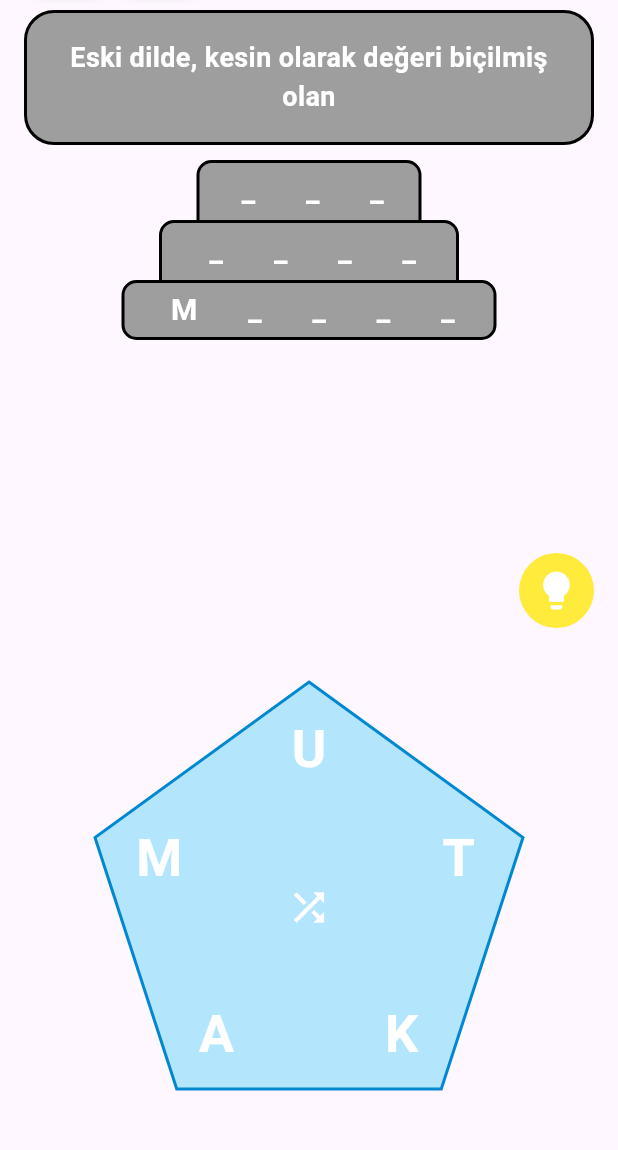
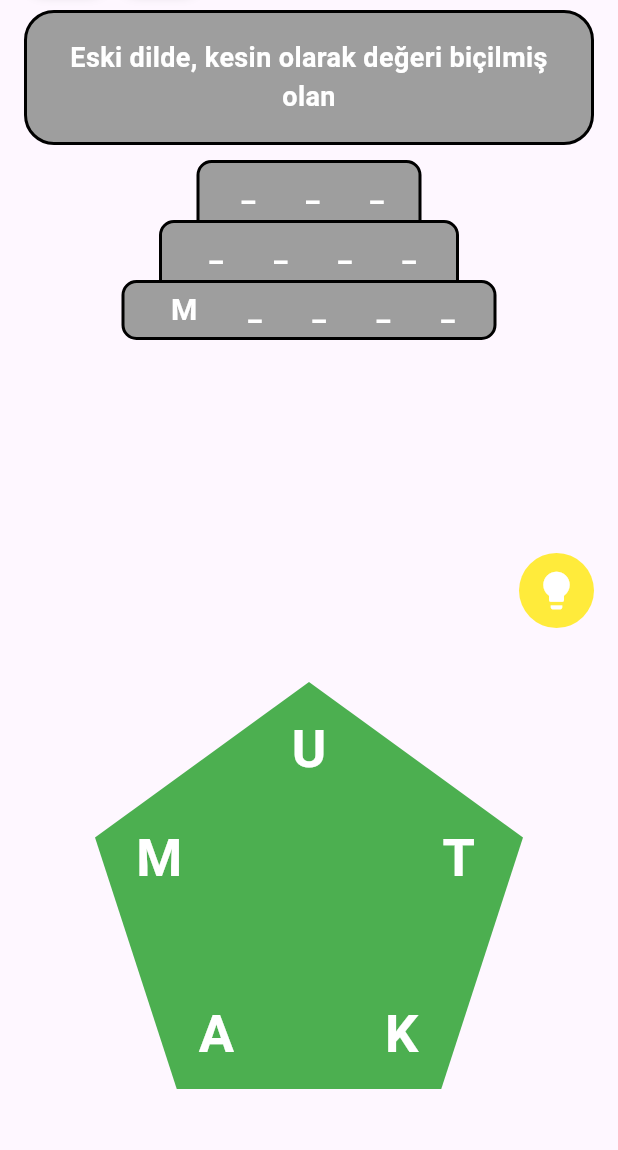
Before and after one commit to islamkirenli/Piramit-Bulmaca, a Flutter app: the PuzzleGame screen opened directly, after a tap on the "lightbulb" icon, on a phone screen of 412 x 824 dp, the part 74-1224 px from its top. Run offline on Flutter 3.47's test engine with Material 3 defaults, Android fonts, the phone set to English and light mode, and no system bars; our stand-ins replace lottie, shared_preferences; accounts and stored records are empty.

Commit message:
Game screen animated polygon completed.

```diff
--- /dev/null
+++ b/lib/animated_polygon.dart
@@ -0,0 +1,244 @@
+import 'package:flutter/material.dart';
+import 'dart:math';
+
+class AnimatedPolygonWidget extends StatefulWidget {
+  final double initialSides;
+  final double size;
+  final Color color;
+  final List<String> letters; // Gösterilecek harfler
+  final List<int> selectedIndexes; // Seçilen harflerin indeksleri
+  final List<Offset> linePoints;
+  final Offset? temporaryLineEnd;
+
+  const AnimatedPolygonWidget({
+    Key? key,
+    this.initialSides = 7.0,
+    this.size = 200,
+    this.color = Colors.blue,
+    required this.letters,
+    required this.selectedIndexes,
+    required this.linePoints,
+    this.temporaryLineEnd,
+  }) : super(key: key);
+
+  @override
+  AnimatedPolygonWidgetState createState() => AnimatedPolygonWidgetState();
+}
+
+class AnimatedPolygonWidgetState extends State<AnimatedPolygonWidget>
+    with SingleTickerProviderStateMixin {
+  late AnimationController _controller;
+  late Animation<double> _sidesAnimation;
+  late double _currentSides;
+
+
+  @override
+  void initState() {
+    super.initState();
+    _currentSides = widget.initialSides;
+
+    _controller = AnimationController(
+      vsync: this,
+      duration: const Duration(milliseconds: 500),
+    );
+
+    _sidesAnimation = Tween<double>(
+      begin: _currentSides,
+      end: _currentSides,
+    ).animate(
+      CurvedAnimation(parent: _controller, curve: Curves.easeInOut),
+    );
+  }
+
+  /// Kenar sayısını azaltma işlemi, dışarıdan tetiklenebilir hale getirildi.
+  void reduceSides() {
+    print("reduce çağrıldı");
+    if (_currentSides > 3) {
+      setState(() {
+        _currentSides--; // Kenar sayısını azalt
+        _sidesAnimation = Tween<double>(
+          begin: _sidesAnimation.value, // Mevcut değer
+          end: _currentSides,          // Yeni değer
+        ).animate(
+          CurvedAnimation(parent: _controller, curve: Curves.easeInOut),
+        );
+      });
+      _controller.forward(from: 0); // Animasyonu yeniden başlat
+    }
+  }
+
+  void setSides(double newSides) {
+    setState(() {
+      _currentSides = newSides;
+      _sidesAnimation = Tween<double>(
+        begin: _sidesAnimation.value,
+        end: _currentSides,
+      ).animate(
+        CurvedAnimation(parent: _controller, curve: Curves.easeInOut),
+      );
+    });
+  }
+
+
+  @override
+  void dispose() {
+    _controller.dispose();
+    super.dispose();
+  }
+
+  @override
+  Widget build(BuildContext context) {
+    return AnimatedBuilder(
+      animation: _sidesAnimation, // Animasyonu dinleyen yapı
+      builder: (context, child) {
+        return CustomPaint(
+          size: Size(widget.size, widget.size),
+          painter: PolygonPainter(
+            sides: _sidesAnimation.value, // Güncel kenar sayısı
+            color: widget.color,          // Çokgenin rengi
+            letters: widget.letters,
+            selectedIndexes: widget.selectedIndexes,
+            linePoints: widget.linePoints,
+            temporaryLineEnd: widget.temporaryLineEnd,
+          ),
+        );
+      },
+    );
+  }
+}
+
+class PolygonPainter extends CustomPainter {
+  final double sides;
+  final Color color;
+  final List<String> letters; // Gösterilecek harfler
+  final List<int> selectedIndexes; // Seçilen harflerin indeksleri
+  final List<Offset> linePoints;
+  final Offset? temporaryLineEnd;
+
+  PolygonPainter({
+    required this.sides,
+    required this.color,
+    required this.letters,
+    required this.selectedIndexes,
+    required this.linePoints,
+    this.temporaryLineEnd,
+  });
+
+  @override
+  void paint(Canvas canvas, Size size) {
+    final Paint paint = Paint()
+      ..color = color
+      ..style = PaintingStyle.fill;
+
+    final Path path = Path();
+    final double radius = min(size.width, size.height) / 2;
+    final Offset center = Offset(size.width / 2, size.height / 2);
+
+    // Çokgenin kenarlarını çizin
+    for (int i = 0; i < sides; i++) {
+      final double angle = (i * 2 * pi / sides) - (pi / 2);
+      final double x = center.dx + radius * cos(angle);
+      final double y = center.dy + radius * sin(angle);
+      if (i == 0) {
+        path.moveTo(x, y);
+      } else {
+        path.lineTo(x, y);
+      }
+    }
+    path.close();
+    canvas.drawPath(path, paint);
+
+    // Çizgi boyama için
+    final linePaint = Paint()
+      ..color = Colors.red
+      ..strokeWidth = 2.0
+      ..style = PaintingStyle.stroke;
+
+    // Çemberlerin yarıçapı
+    final circleRadius = 20.0;
+
+    // Çizilen harfler arasındaki çizgiler
+    for (int i = 0; i < linePoints.length - 1; i++) {
+      final start = _getCircleEdge(linePoints[i], linePoints[i + 1], circleRadius);
+      final end = _getCircleEdge(linePoints[i + 1], linePoints[i], circleRadius);
+      canvas.drawLine(start, end, linePaint);
+    }
+
+    // Geçici çizgi
+    if (linePoints.isNotEmpty && temporaryLineEnd != null) {
+      final start = _getCircleEdge(linePoints.last, temporaryLineEnd!, circleRadius);
+      canvas.drawLine(start, temporaryLineEnd!, linePaint);
+    }
+
+    // Seçilen harfler için çemberleri çiz
+    final circlePaintFill = Paint()
+      ..color = const Color.fromARGB(255, 39, 225, 45) // Çokgenin dolgu rengi
+      ..style = PaintingStyle.fill;
+
+    final circlePaintStroke = Paint()
+      ..color = const Color.fromARGB(255, 44, 78, 61) // Çokgenin kenar rengi
+      ..style = PaintingStyle.stroke
+      ..strokeWidth = 2.0;
+
+    for (int i = 0; i < linePoints.length; i++) {
+      // Çemberi doldur
+      canvas.drawCircle(linePoints[i], circleRadius, circlePaintFill);
+      // Çemberin kenarını çiz
+      canvas.drawCircle(linePoints[i], circleRadius, circlePaintStroke);
+    }
+
+    // Harfleri çizmek için her köşeye yerleştir
+    final TextPainter textPainter = TextPainter(
+      textAlign: TextAlign.center,
+      textDirection: TextDirection.ltr,
+    );
+
+    List<Offset> selectedPoints = []; // Seçilen noktaların pozisyonları
+
+    for (int i = 0; i < sides; i++) {
+      final adjustmentFactor = 0.7;
+      final dx = center.dx + (radius * adjustmentFactor) * cos(-pi / 2 + (2 * pi / letters.length) * i);
+      final dy = center.dy + (radius * adjustmentFactor) * sin(-pi / 2 + (2 * pi / letters.length) * i);
+      final letterPosition = Offset(dx, dy);
+
+      // Seçilen harfler için daire çiz
+      if (selectedIndexes.contains(i)) {
+        final Paint circlePaint = Paint()
+          ..color = Colors.red.withOpacity(0.5) // Daire rengi
+          ..style = PaintingStyle.fill;
+
+        canvas.drawCircle(Offset(dx, dy), 25, circlePaint); // Dairenin boyutu
+        selectedPoints.add(Offset(dx, dy)); // Seçilen noktanın pozisyonunu ekle
+      }
+
+      if (i < letters.length) { // Kelimenin harflerini sırayla çiz
+        textPainter.text = TextSpan(
+          text: letters[i],
+          style: TextStyle(
+            color: Colors.white,
+            fontSize: 35,
+            fontWeight: FontWeight.bold,
+          ),
+        );
+
+        textPainter.layout();
+        final offset = Offset(
+        letterPosition.dx - textPainter.width / 2,
+        letterPosition.dy - textPainter.height / 2,
+      );
+      textPainter.paint(canvas, offset);
+      }
+    }
+  }
+
+  Offset _getCircleEdge(Offset center, Offset target, double radius) {
+    final vector = target - center;
+    final normalized = vector / vector.distance;
+    return center + normalized * radius;
+  }
+
+  @override
+  bool shouldRepaint(covariant CustomPainter oldDelegate) {
+    return true;
+  }
+}
--- a/lib/puzzle_game.dart
+++ b/lib/puzzle_game.dart
@@ -5,11 +5,11 @@ import 'game_over_dialog.dart'; // Pop-up için ayrı dosya
 import 'puzzle_data.dart'; // puzzleData'yı içe aktar
 import 'next_level_dialog.dart';
 import 'section_colors.dart'; // Renk haritası dosyasını dahil edin
-import 'dynamic_polygon_painter.dart'; // Çokgen çizim dosyası
 import 'package:shared_preferences/shared_preferences.dart';
 import 'app_bar_stats.dart'; // AppBarStats bileşenini dahil edin
 import 'settings.dart';
 import 'global_properties.dart';
+import 'animated_polygon.dart';
 
 
 void main() {
@@ -59,6 +59,10 @@ class _PuzzleGameState extends State<PuzzleGame> with WidgetsBindingObserver {
   List<int> revealedIndexes = []; // Açılan harflerin indekslerini saklar
   List<int> revealedIndexesForCurrentWord = []; // Mevcut kelimenin açılan harfleri
   bool isDataLoaded = false; // Veri yüklenme durumu
+
+  final GlobalKey<AnimatedPolygonWidgetState> _polygonKey =
+    GlobalKey<AnimatedPolygonWidgetState>();
+
 
 
   @override
@@ -298,42 +302,15 @@ class _PuzzleGameState extends State<PuzzleGame> with WidgetsBindingObserver {
                   onLetterDrag(localPosition);
                 },
                 onPanEnd: (_) => onDragEnd(),
-                child: Stack(
-                  alignment: Alignment.center,
-                  children: [
-                    CustomPaint(
-                      size: Size(300, 300),
-                      painter: DynamicPolygonPainter(
+                child: AnimatedPolygonWidget(
+                  key: _polygonKey,
+                  initialSides: shuffledLetters.length.toDouble(),
+                  size: 300,
+                  color: Colors.green,
                   letters: shuffledLetters,
+                  selectedIndexes: visitedIndexes, // Seçilen harflerin indeksleri
                   linePoints: linePoints,
                   temporaryLineEnd: temporaryLineEnd,
-                        polygonFillColor:
-                            sectionColors[currentPuzzle]?['inside'] ??
-                                Colors.grey,
-                        polygonStrokeColor:
-                            sectionColors[currentPuzzle]?['border'] ??
-                                Colors.black,
-                        polygonStrokeWidth: 2.0,
-                      ),
-                    ),
-                    Positioned(
-                      child: GestureDetector(
-                        onTap: shuffleLetters,
-                        child: Container(
-                          width: 50,
-                          height: 50,
-                          decoration: BoxDecoration(
-                            shape: BoxShape.circle,
-                          ),
-                          child: Icon(
-                            Icons.shuffle,
-                            color: Colors.white,
-                            size: 30,
-                          ),
-                        ),
-                      ),
-                    ),
-                  ],
                 ),
               ),
             ),
@@ -400,7 +377,6 @@ class _PuzzleGameState extends State<PuzzleGame> with WidgetsBindingObserver {
 
   void onDragEnd() {
     if (GlobalProperties.remainingLives.value == 0) {
-      // Eğer hak sıfırsa kullanıcı oynayamaz
       setState(() {
         feedbackMessage = "Kalan hak yok! Ekstra hak almanız gerekiyor.";
       });
@@ -431,6 +407,8 @@ class _PuzzleGameState extends State<PuzzleGame> with WidgetsBindingObserver {
         if (!correctWords.contains(correctWord)) {
           correctWords.add(correctWord);
         }
+
+        _polygonKey.currentState?.reduceSides(); // Kenar sayısını azalt
         if (currentIndex < puzzleSections[currentMainSection]![currentSubSection]!.length - 1) {
           currentIndex++;
           revealedIndexesForCurrentWord.clear();
@@ -441,29 +419,21 @@ class _PuzzleGameState extends State<PuzzleGame> with WidgetsBindingObserver {
               puzzleSections[currentMainSection]![currentSubSection]![currentIndex]['word']!.split('');
           shuffleLetters();
         } else {
-          // Bölüm tamamlandığında yapılacak işlemler
+          // Bölüm tamamlandı
+          if (correctWords.length ==
+              puzzleSections[currentMainSection]![currentSubSection]!.length) {
+            int maxWordLength = puzzleSections[currentMainSection]![currentSubSection]!
+                .map((wordData) => wordData['word']!.length)
+                .reduce((a, b) => a > b ? a : b);
+
+            // Çokgen kenarlarını güncellemek için bir callback'e bırak
             showNextLevelDialog(
               context,
               currentMainSection,
               currentSubSection,
               () {
-              setState(() {
-                String? nextSubSection =
-                    getNextSubSection(currentMainSection, currentSubSection);
-                if (nextSubSection != null) {
-                  currentSubSection = nextSubSection;
-                } else {
-                  List<String> mainSections = puzzleSections.keys.toList();
-                  int currentMainIndex = mainSections.indexOf(currentMainSection);
-                  if (currentMainIndex + 1 < mainSections.length) {
-                    currentMainSection = mainSections[currentMainIndex + 1];
-                    currentSubSection =
-                        puzzleSections[currentMainSection]!.keys.first;
-                  } else {
-                    // Tüm bölümler tamamlandı
-                    return;
-                  }
-                }
+                _polygonKey.currentState?.setSides(maxWordLength.toDouble());
+                goToNextSection();
                 currentIndex = 0;
                 correctWords.clear();
                 selectedLetters.clear();
@@ -471,7 +441,6 @@ class _PuzzleGameState extends State<PuzzleGame> with WidgetsBindingObserver {
                 linePoints.clear();
                 shuffledLetters = puzzleSections[currentMainSection]![currentSubSection]![currentIndex]['word']!.split('');
                 shuffleLetters();
-              });
               },
               () {
                 Navigator.of(context).pop();
@@ -480,8 +449,9 @@ class _PuzzleGameState extends State<PuzzleGame> with WidgetsBindingObserver {
               saveGameData,
             );
           }
+        }
       } else {
-        GlobalProperties.remainingLives.value = max(0, GlobalProperties.remainingLives.value - 1); // Hakları azalt, sıfırın altına düşmesine izin verme
+        GlobalProperties.remainingLives.value = max(0, GlobalProperties.remainingLives.value - 1);
         saveGameData();
         triggerShakeEffect();
         Future.delayed(Duration(seconds: 1), () {
@@ -505,6 +475,7 @@ class _PuzzleGameState extends State<PuzzleGame> with WidgetsBindingObserver {
       }
     });
   }
+
 
   void triggerShakeEffect() {
     setState(() {
@@ -612,7 +583,15 @@ class _PuzzleGameState extends State<PuzzleGame> with WidgetsBindingObserver {
         selectedLetters.clear();
         visitedIndexes.clear();
         linePoints.clear();
-        shuffledLetters = puzzleSections[currentMainSection]![currentSubSection]![currentIndex]['word']!.split('');
+
+        // Yeni alt bölümdeki en uzun kelimeyi al ve çokgenin kenar sayısını güncelle
+        int maxWordLength = puzzleSections[currentMainSection]![currentSubSection]!
+            .map((wordData) => wordData['word']!.length)
+            .reduce((a, b) => a > b ? a : b);
+        _polygonKey.currentState?.setSides(maxWordLength.toDouble());
+
+        shuffledLetters =
+            puzzleSections[currentMainSection]![currentSubSection]![currentIndex]['word']!.split('');
         shuffledLetters.shuffle(); // Harfleri karıştır
       });
     } else {
@@ -628,7 +607,15 @@ class _PuzzleGameState extends State<PuzzleGame> with WidgetsBindingObserver {
           selectedLetters.clear();
           visitedIndexes.clear();
           linePoints.clear();
-          shuffledLetters = puzzleSections[currentMainSection]![currentSubSection]![currentIndex]['word']!.split('');
+
+          // Yeni ana bölümdeki en uzun kelimeyi al ve çokgenin kenar sayısını güncelle
+          int maxWordLength = puzzleSections[currentMainSection]![currentSubSection]!
+              .map((wordData) => wordData['word']!.length)
+              .reduce((a, b) => a > b ? a : b);
+          _polygonKey.currentState?.setSides(maxWordLength.toDouble());
+
+          shuffledLetters =
+              puzzleSections[currentMainSection]![currentSubSection]![currentIndex]['word']!.split('');
           shuffledLetters.shuffle(); // Harfleri karıştır
         });
       }
@@ -706,67 +693,54 @@ class _PuzzleGameState extends State<PuzzleGame> with WidgetsBindingObserver {
     GlobalProperties.isTimerRunning.value = prefs.getBool('isTimerRunning') ?? false;
   }
 
-
   void showHint() {
     setState(() {
       String currentWord =
           puzzleSections[currentMainSection]![currentSubSection]![currentIndex]['word']!;
 
-      // Henüz açılmamış harflerin indekslerini al
       List<int> unopenedIndexes = List.generate(currentWord.length, (i) => i)
           .where((i) => !revealedIndexesForCurrentWord.contains(i))
           .toList();
 
       if (unopenedIndexes.isNotEmpty) {
-        // Rastgele bir indeksi seç
         int randomIndex = unopenedIndexes[Random().nextInt(unopenedIndexes.length)];
-        revealedIndexesForCurrentWord.add(randomIndex); // Harfi aç
+        revealedIndexesForCurrentWord.add(randomIndex);
       }
 
-      // Tüm harfler açıldıysa kelimeyi doğru kabul et
       if (revealedIndexesForCurrentWord.length == currentWord.length) {
         feedbackMessage = "Doğru tahmin!";
         if (!correctWords.contains(currentWord)) {
           correctWords.add(currentWord);
         }
 
-        // Bir sonraki kelimeye geçiş
+        _polygonKey.currentState?.reduceSides(); // Kenar sayısını azalt
+
         if (currentIndex < puzzleSections[currentMainSection]![currentSubSection]!.length - 1) {
           currentIndex++;
-          revealedIndexesForCurrentWord.clear(); // Açılmış ipuçlarını sıfırla
+          revealedIndexesForCurrentWord.clear();
           selectedLetters.clear();
-          visitedIndexes.clear(); // Ziyaret edilen indeksleri sıfırla
+          visitedIndexes.clear();
           linePoints.clear();
           shuffledLetters =
               puzzleSections[currentMainSection]![currentSubSection]![currentIndex]['word']!.split('');
-          shuffleLetters(); // Yeni kelimeyi karıştır
+          shuffleLetters();
         } else {
-          // Bölüm tamamlandığında yapılacak işlemler
+          revealedIndexesForCurrentWord.clear();
+          // Bölüm tamamlandı
           if (correctWords.length ==
               puzzleSections[currentMainSection]![currentSubSection]!.length) {
+            int maxWordLength = puzzleSections[currentMainSection]![currentSubSection]!
+                .map((wordData) => wordData['word']!.length)
+                .reduce((a, b) => a > b ? a : b);
+
+            // Çokgen kenarlarını güncellemek için bir callback'e bırak
             showNextLevelDialog(
               context,
               currentMainSection,
               currentSubSection,
               () {
-                setState(() {
-                  String? nextSubSection =
-                      getNextSubSection(currentMainSection, currentSubSection);
-                  if (nextSubSection != null) {
-                    currentSubSection = nextSubSection;
-                  } else {
-                    List<String> mainSections = puzzleSections.keys.toList();
-                    int currentMainIndex = mainSections.indexOf(currentMainSection);
-                    if (currentMainIndex + 1 < mainSections.length) {
-                      currentMainSection = mainSections[currentMainIndex + 1];
-                      currentSubSection =
-                          puzzleSections[currentMainSection]!.keys.first;
-                    } else {
-                      // Tüm bölümler tamamlandı
-                      return;
-                    }
-                  }
-
+                _polygonKey.currentState?.setSides(maxWordLength.toDouble());
+                goToNextSection();
                 currentIndex = 0;
                 correctWords.clear();
                 selectedLetters.clear();
@@ -774,7 +748,6 @@ class _PuzzleGameState extends State<PuzzleGame> with WidgetsBindingObserver {
                 linePoints.clear();
                 shuffledLetters = puzzleSections[currentMainSection]![currentSubSection]![currentIndex]['word']!.split('');
                 shuffleLetters();
-                });
               },
               () {
                 Navigator.of(context).pop();
@@ -787,4 +760,5 @@ class _PuzzleGameState extends State<PuzzleGame> with WidgetsBindingObserver {
       }
     });
   }
+
 }
```
Lines whose indentation alone changed are shown as unchanged.
